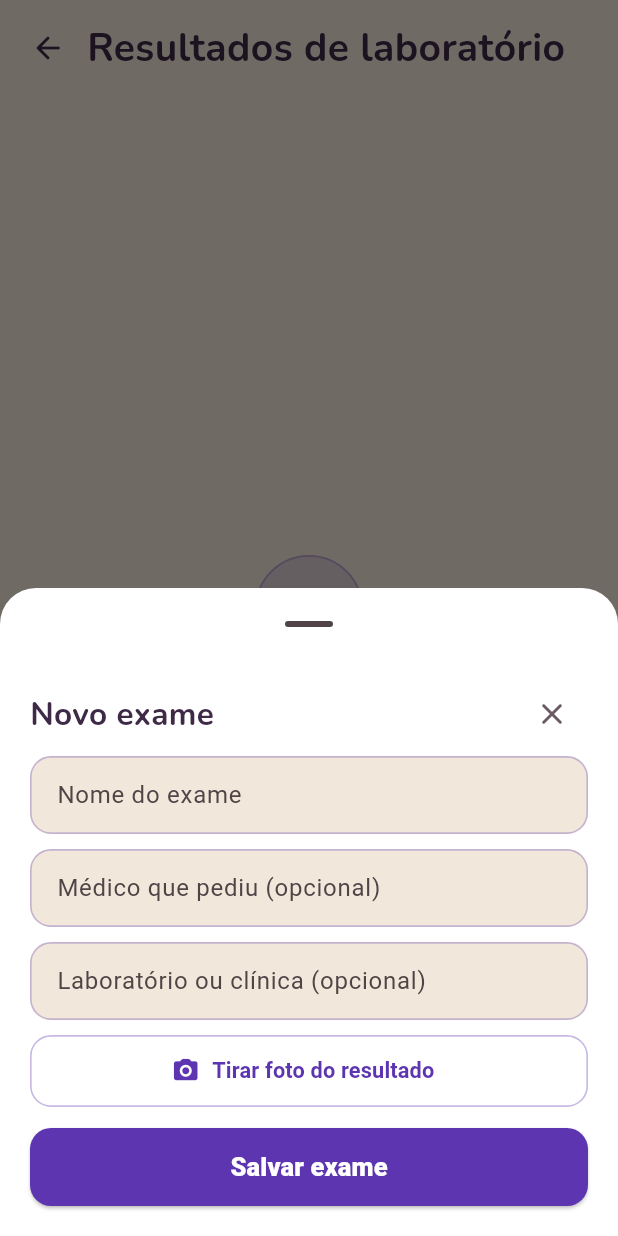
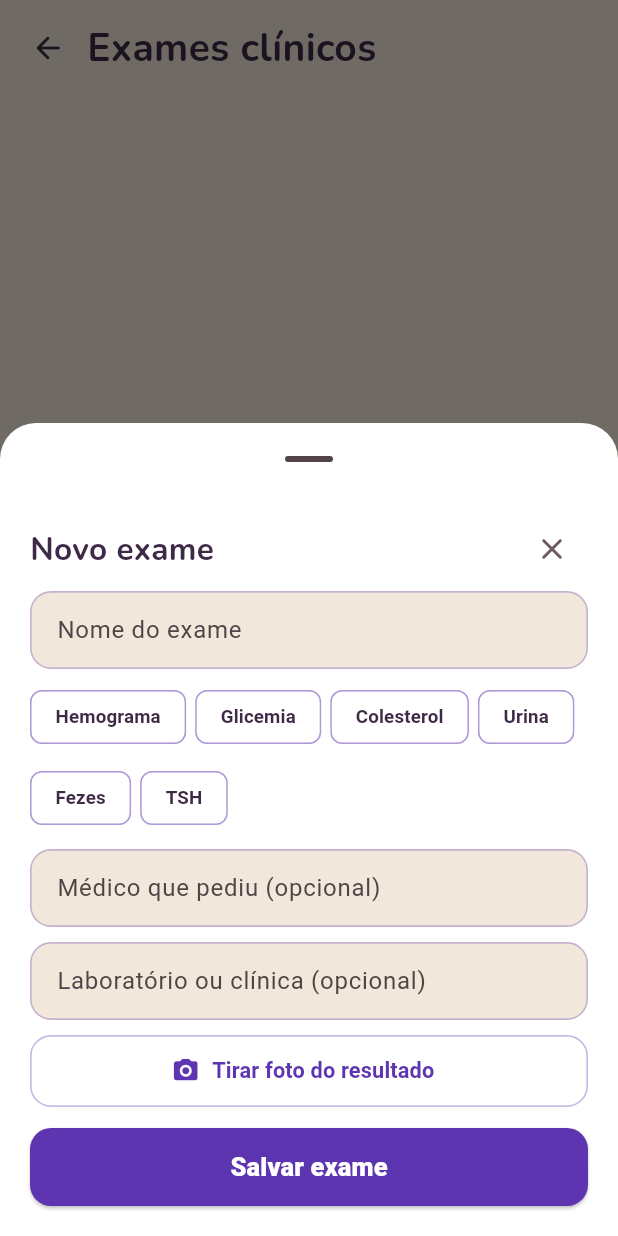
Before and after one commit to ZZ-29/cultivando-saude, a Flutter app: the ExamesPage screen opened directly with empty values, after a tap on "Exame", on a phone screen of 412 x 824 dp. Run offline on Flutter 3.47's test engine with Material 3 defaults, Android fonts, the phone set to English and light mode, and no system bars; our stand-ins replace flutter_local_notifications, flutter_timezone, sqflite, timezone; accounts and stored records are empty.

Commit message:
feat: cards Exames clinicos e Exames especiais com atalhos de nome (v2.4.2)

```diff
--- a/lib/core/theme/card_config.dart
+++ b/lib/core/theme/card_config.dart
@@ -143,8 +143,8 @@ const List<CardConfig> cardsDoDashboard = <CardConfig>[
   // A Agenda ficou só para horários; os resultados ganharam card próprio.
   CardConfig(
     id: 'exames_lab',
-    titulo: 'Laboratório',
-    texto: 'Resultados de exames',
+    titulo: 'Exames clínicos',
+    texto: 'Sangue, urina, fezes',
     icone: Icons.science_rounded,
     cor: Color(0xFF1565C0),
     corBotao: Color(0xFF0D3E7C),
@@ -154,8 +154,8 @@ const List<CardConfig> cardsDoDashboard = <CardConfig>[
   // 6c — Exames de especialidades · roxo-vinho (imagem e laudo)
   CardConfig(
     id: 'exames_especialidade',
-    titulo: 'Especialidades',
-    texto: 'Raio-X, ultrassom e laudos',
+    titulo: 'Exames especiais',
+    texto: 'Eco, ressonância, raio-X',
     icone: Icons.monitor_heart_rounded,
     cor: Color(0xFF8E24AA),
     corBotao: Color(0xFF5A1470),
--- a/lib/features/exams/domain/exame.dart
+++ b/lib/features/exams/domain/exame.dart
@@ -70,20 +70,21 @@ enum CategoriaExame { laboratorial, especialidade }
 
 extension CategoriaExameInfo on CategoriaExame {
   String get titulo => switch (this) {
-        CategoriaExame.laboratorial => 'Resultados de laboratório',
-        CategoriaExame.especialidade => 'Exames de especialidades',
+        CategoriaExame.laboratorial => 'Exames clínicos',
+        CategoriaExame.especialidade => 'Exames especiais',
       };
 
   String get curto => switch (this) {
-        CategoriaExame.laboratorial => 'Laboratório',
-        CategoriaExame.especialidade => 'Especialidades',
+        CategoriaExame.laboratorial => 'Clínicos',
+        CategoriaExame.especialidade => 'Especiais',
       };
 
   String get dica => switch (this) {
         CategoriaExame.laboratorial =>
           'Sangue, urina e fezes — com a foto do resultado.',
         CategoriaExame.especialidade =>
-          'Raio-X, ultrassom, tomografia — com a foto do laudo.',
+          'Ecocardiograma, ressonância, tomografia, raio-X — com a foto '
+          'do laudo.',
       };
 
   String get exemplo => switch (this) {
--- a/lib/features/exams/presentation/exames_page.dart
+++ b/lib/features/exams/presentation/exames_page.dart
@@ -324,6 +324,22 @@ class _FolhaExameState extends State<_FolhaExame> {
     setState(() => _foto = caminho);
   }
 
+  /// Nomes comuns, para tocar em vez de digitar.
+  List<String> _exemplos() {
+    return widget.categoria == CategoriaExame.laboratorial
+        ? <String>['Hemograma', 'Glicemia', 'Colesterol', 'Urina', 'Fezes', 'TSH']
+        : <String>[
+            'Ecocardiograma',
+            'Ressonância',
+            'Tomografia',
+            'Raio-X',
+            'Ultrassom',
+            'Endoscopia',
+            'Eletrocardiograma',
+            'Holter',
+          ];
+  }
+
   void _salvar() {
     final String nome = _nome.text.trim();
     if (nome.isEmpty) {
@@ -385,6 +401,27 @@ class _FolhaExameState extends State<_FolhaExame> {
               textCapitalization: TextCapitalization.sentences,
               style: const TextStyle(fontSize: 16),
               decoration: _decoracao('Nome do exame', widget.categoria.exemplo),
+            ),
+            // Atalhos: exame especial tem nome comprido (ecocardiograma,
+            // ressonância) — tocar é melhor que digitar.
+            const SizedBox(height: 8),
+            Wrap(
+              spacing: 6,
+              runSpacing: 6,
+              children: _exemplos().map((String exemplo) {
+                return ActionChip(
+                  label: Text(
+                    exemplo,
+                    style: const TextStyle(
+                      fontSize: 12.5,
+                      fontWeight: FontWeight.w700,
+                    ),
+                  ),
+                  backgroundColor: AppColors.card,
+                  side: BorderSide(color: _indigo.withValues(alpha: 0.30)),
+                  onPressed: () => setState(() => _nome.text = exemplo),
+                );
+              }).toList(growable: false),
             ),
             const SizedBox(height: 10),
             TextField(
--- a/pubspec.yaml
+++ b/pubspec.yaml
@@ -16,7 +16,7 @@ publish_to: 'none' # Remove this line if you wish to publish to pub.dev
 # https://developer.apple.com/library/archive/documentation/General/Reference/InfoPlistKeyReference/Articles/CoreFoundationKeys.html
 # In Windows, build-name is used as the major, minor, and patch parts
 # of the product and file versions while build-number is used as the build suffix.
-version: 2.4.1+27
+version: 2.4.2+28
 
 environment:
   sdk: ^3.13.7
```
Also changed, not shown: 1 other file.
